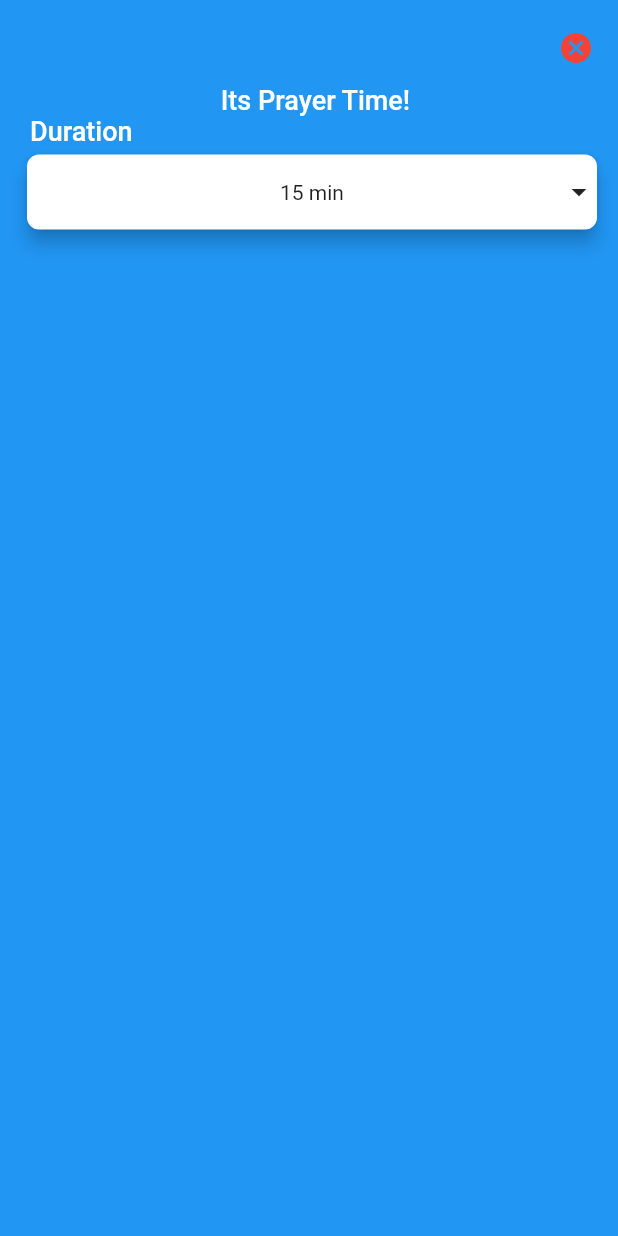
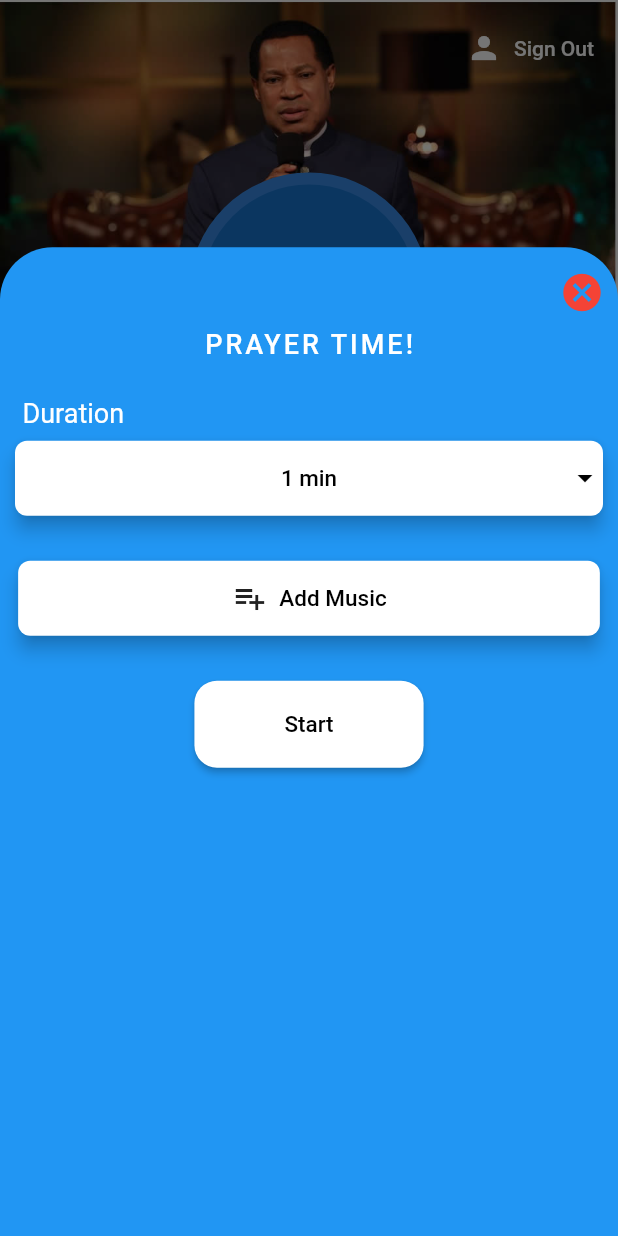
Before and after one commit to CharlesTheProgrammerBrown/Spiritometer, a Flutter app: the screen it shows once a user with an empty profile is signed in, after a tap on "PRAY NOW", on a phone screen of 412 x 824 dp. Run offline on Flutter 3.47's test engine with Material 2 defaults, Android fonts, the phone set to English and light mode, and no system bars; our stand-ins replace audioplayers, file_picker, firebase_auth, flutter_spinkit; missing offline and left inert: direct_select; accounts and stored records are empty.

Commit message:
PrayNow feature

```diff
--- a/lib/RouteGenerator.dart
+++ b/lib/RouteGenerator.dart
@@ -2,6 +2,7 @@ import 'package:flutter/material.dart';
 import 'package:spiritometer/Screens/Pages/PrayNow.dart';
 import 'package:spiritometer/Screens/Pages/ROR.dart';
 import 'package:spiritometer/Screens/wrapper.dart';
+import 'package:spiritometer/UI/CountDownTimer.dart';
 import './Screens/Home/Home.dart';
 //import './Screens/LoginScreen.dart';
 //import './Screens/Authenticate/LoginScreen.dart';
@@ -20,6 +21,9 @@ class RouteGenerator {
       case '/prayNow':
         return MaterialPageRoute(builder: (_) => PrayNow());
 
+       /* case '/countDownTimer':
+        return MaterialPageRoute(builder: (_) => CountDownTimer());
+*/
       case '/RoR':
       return MaterialPageRoute(builder: (_)=> RoR());
 
--- a/lib/Screens/Home/Home.dart
+++ b/lib/Screens/Home/Home.dart
@@ -2,7 +2,6 @@ import 'package:flutter/material.dart';
 import 'package:spiritometer/Screens/Home/menu.dart';
 import 'package:spiritometer/Services/auth.dart';
 import 'package:spiritometer/UI/MenuUI.dart';
-
 
 class Home extends StatelessWidget {
   // MainPage();
@@ -10,9 +9,10 @@ final AuthService _auth = AuthService();
 
   @override
   Widget build(BuildContext context) {
-    return Scaffold(
-      body:
-     SafeArea(
+    return Theme(
+      data: Theme.of(context).copyWith(canvasColor: Colors.transparent),
+      child: Scaffold(
+        body: SafeArea(
           child: Stack(
             alignment: Alignment.center,
             overflow: Overflow.visible,
@@ -25,10 +25,15 @@ final AuthService _auth = AuthService();
                       Padding(
                         padding: const EdgeInsets.only(top: 8.0),
                         child: FlatButton.icon(
-                      label: Text('Sign Out', style: TextStyle(color:Colors.white),),
-                        icon: Icon(Icons.person, color: Colors.white,),
-                        onPressed: () async
-    {
+                            label: Text(
+                              'Sign Out',
+                              style: TextStyle(color: Colors.white),
+                            ),
+                            icon: Icon(
+                              Icons.person,
+                              color: Colors.white,
+                            ),
+                            onPressed: () async {
                               await _auth.signOut();
                             }),
                       )
@@ -40,21 +45,19 @@ final AuthService _auth = AuthService();
                   ),
                   SliverList(
                       delegate: SliverChildListDelegate([
-                    SizedBox(height:40.0),
+                    SizedBox(height: 40.0),
                     ListTile(
                       title: Center(
-
-                      child:
-                          Text('CHARLES BROWN', style: TextStyle(fontSize: 20, backgroundColor: Colors.blueGrey[100])),
-
+                        child: Text('CHARLES BROWN',
+                            style: TextStyle(
+                                fontSize: 20,
+                                backgroundColor: Colors.blueGrey[100])),
                       ),
                     ),
-
                     Padding(
                       padding: const EdgeInsets.all(5.0),
                       child: MenuLayout(),
                     ),
-
                   ]))
                 ],
               ),
@@ -66,12 +69,15 @@ final AuthService _auth = AuthService();
                       Color(0xFF398AE5), //Colors.deepPurpleAccent[400],
                   child: CircleAvatar(
                     radius: 72,
-                backgroundImage: AssetImage('assets/images/CHARLES_BROWN.jpg'),
+                    backgroundImage:
+                        AssetImage('assets/images/CHARLES_BROWN.jpg'),
                   ),
                 ),
               ),
             ],
           ),
-    ),);
+        ),
+      ),
+    );
   }
 }
--- a/lib/Screens/Pages/PrayNow.dart
+++ b/lib/Screens/Pages/PrayNow.dart
@@ -1,26 +1,51 @@
 import 'package:flutter/material.dart';
 import 'package:direct_select/direct_select.dart';
+import 'package:spiritometer/audio_file_picker.dart';
+
+class TimeModel{
+  String title;
+  int time;
+
+  TimeModel({this.title, this.time});
+}
 
 class PrayNow extends StatefulWidget {
-  final time = [
-    "15 min",
-    "30 mins",
-    "45 mins",
-    "60 mins",
-  ];
-
   @override
   _PrayNowState createState() => _PrayNowState();
 }
 
 class _PrayNowState extends State<PrayNow> {
+  var chosenTime;
+   final times = [
+      TimeModel(
+        title: '1 min',
+        time: 60,),
+     TimeModel(
+        title: '5 mins',
+        time: 300,),
+     TimeModel(
+        title: '10 mins',
+        time: 600,),
+    TimeModel(
+        title: '15 mins',
+        time: 900,),
+    TimeModel(
+         title: '30 mins',
+        time: 1800,),
+    TimeModel(
+         title: '45 mins',
+        time: 2700,),
+    TimeModel(
+        title: '60 mins',
+        time: 3600,),
+  ];
 
   int selectedIndex1 = 0;
 
   List<Widget> _buildItems1() {
-    return widget.time
+    return times
         .map((val) => MySelectionItem(
-              title: val,
+              title: val.title,
             ))
         .toList();
   }
@@ -28,50 +53,65 @@ List<Widget> _buildItems1() {
   @override
   Widget build(BuildContext context) {
     return Container(
-      color: Colors.blue,
+      color: Colors.transparent,
+      child: Container(
+        decoration: BoxDecoration(
+          color: Colors.blue[500],
+          borderRadius: BorderRadius.only(
+            topLeft: Radius.circular(35.0),
+            topRight: Radius.circular(35.0),
+          ),
+        ),
+        height: MediaQuery.of(context).size.height * 0.8,
+
         //height: MediaQuery.of(context).size.height,
         child: Padding(
-            padding: const EdgeInsets.only(top:8.0,left:8.0,right:4.0 ),
+            padding: const EdgeInsets.only(top: 5.0),
             child: Column(
               children: <Widget>[
                 Row(children: [
                   Spacer(),
-                  IconButton(
-                      icon: Icon(Icons.cancel, color: Colors.red),
-                      onPressed: ()=>Navigator.of(context).pop()
+                  Padding(
+                    padding: const EdgeInsets.only(top: 1.0, right: 0),
+                    child: IconButton(
+                        icon: Icon(Icons.cancel, color: Colors.red, size: 30.0),
+                        onPressed: () => Navigator.of(context).pop()),
                   )
                 ]),
-
                 Center(
-                child:Column(
-mainAxisAlignment:MainAxisAlignment.start,
+                  child: Column(
+                    mainAxisAlignment: MainAxisAlignment.start,
                     crossAxisAlignment: CrossAxisAlignment.stretch,
-children:[
+                    children: [
                       Center(
                         //padding: const EdgeInsets.only(left: 12.0, bottom: 5.0),
                         child: Text(
-                    " Its Prayer Time!",
+                          "PRAYER TIME!",
                           style: TextStyle(
-                        color: Colors.white, fontWeight: FontWeight.w500,fontSize:18.0 ),
+                              letterSpacing: 2.0,
+                              color: Colors.white,
+                              fontWeight: FontWeight.w500,
+                              fontSize: 18.0),
                         ),
                       ),
-
+                      SizedBox(height: 25.0),
                       Padding(
-                  padding: const EdgeInsets.only(left: 12.0, bottom: 5.0),
+                        padding: const EdgeInsets.only(left: 15.0, bottom: 8.0),
                         child: Text(
                           "Duration",
                           style: TextStyle(
-                        color: Colors.white, fontWeight: FontWeight.w500,fontSize:18.0 ),
+                              color: Colors.white,
+                              //fontWeight: FontWeight.w500,
+                              fontSize: 18.0),
                         ),
                       ),
-
                       DirectSelect(
                         itemExtent: 50.0,
                         selectedIndex: selectedIndex1,
-                    backgroundColor: Colors.blue[900],
+                        backgroundColor: Colors.blueAccent,
                         child: MySelectionItem(
                           isForList: false,
-                      title: widget.time[selectedIndex1],
+                          title: times[selectedIndex1].title,
                         ),
                         onSelectedItemChanged: (index) {
                           setState(() {
@@ -80,13 +120,15 @@ Padding(
                         },
                         items: _buildItems1(),
                       ),
+                      SizedBox(height: 20),
+                      AudioFilePicker(times[selectedIndex1].time),
                     ],
-
                   ),
                 ),
               ],
-              )
-            ),);
+            )),
+      ),
+    );
   }
 }
 
@@ -103,20 +145,20 @@ class MySelectionItem extends StatelessWidget {
       height: 50.0,
       child: isForList
           ? Padding(
-              child: _buildItem(context),
+              child: _buildItem(context, isForList),
               padding: EdgeInsets.all(10.0),
             )
           : Card(
-            shape:   RoundedRectangleBorder(
+              shape: RoundedRectangleBorder(
                   borderRadius: BorderRadius.circular(8.0)),
               elevation: 5.0,
               margin: EdgeInsets.symmetric(horizontal: 10.0),
               child: Stack(
                 children: <Widget>[
-                  _buildItem(context),
+                  _buildItem(context, isForList),
                   Align(
                     alignment: Alignment.centerRight,
-                    child: Icon(Icons.arrow_drop_down),
+                    child: Icon(Icons.arrow_drop_down, color: Colors.black),
                   )
                 ],
               ),
@@ -124,12 +166,27 @@ class MySelectionItem extends StatelessWidget {
     );
   }
 
-  _buildItem(BuildContext context) {
+  _buildItem(BuildContext context, bool isForList) {
     return Container(
       width: MediaQuery.of(context).size.width,
       alignment: Alignment.center,
-      child: Text(title),
+      child: Text(
+        title,
+        style: (isForList)
+            ? TextStyle(
+                color: Colors.white,
+              )
+            : TextStyle(
+                color: Colors.black, fontSize: 15, fontWeight: FontWeight.w500),
+      ),
     );
   }
 
+/*_buildItem2(BuildContext context) {
+    return Container(
+      width: MediaQuery.of(context).size.width,
+      alignment: Alignment.center,
+      child: Text(title, style: TextStyle(color: Colors.black)),
+    );
+  }*/
 }
--- a/lib/UI/MenuUI.dart
+++ b/lib/UI/MenuUI.dart
@@ -3,32 +3,38 @@ import 'package:spiritometer/Screens/Authenticate/RegisterScreen.dart';
 import 'package:spiritometer/Screens/Pages/PrayNow.dart';
 import 'package:spiritometer/Screens/Pages/ROR.dart';
 
-
-class MenuModel{
+class MenuModel {
   String title;
   Icon icon;
   String route;
   dynamic funcName;
 
   MenuModel({this.title, this.icon, this.funcName});
-
-
 }
 
-
-
 class MenuLayout extends StatelessWidget {
-  final  items = [MenuModel(icon: Icon(Icons.watch_later,color: Colors.white), title: 'PRAY NOW', funcName: PrayNow()),
-  MenuModel(icon: Icon(Icons.library_books, color: Colors.white) , title: 'RHAPSODY OF REALITIES', funcName: RoR()),
-  MenuModel(icon: Icon(Icons.book, color: Colors.white), title: 'BIBLE STUDY', funcName: PrayNow()),
-  MenuModel(icon: Icon(Icons.calendar_today, color: Colors.white), title: 'SCHEDULE', funcName: PrayNow())
+  final items = [
+    MenuModel(
+        icon: Icon(Icons.watch_later, color: Colors.white),
+        title: 'PRAY NOW',
+        funcName: PrayNow()),
+    MenuModel(
+        icon: Icon(Icons.library_books, color: Colors.white),
+        title: 'RHAPSODY OF REALITIES',
+        funcName: RoR()),
+    MenuModel(
+        icon: Icon(Icons.book, color: Colors.white),
+        title: 'BIBLE STUDY',
+        funcName: PrayNow()),
+    MenuModel(
+        icon: Icon(Icons.calendar_today, color: Colors.white),
+        title: 'SCHEDULE',
+        funcName: PrayNow())
   ];
 
-
-
-MenuLayout(){
-  //print('working');
-}
+  MenuLayout() {
+    //print('working');
+  }
 
   @override
   Widget build(BuildContext context) {
@@ -39,24 +45,29 @@ MenuLayout(){
         return Card(
           elevation: 5.0,
           color: Color(0xFF398AE5), //Colors.deepPurpleAccent[400],
-          margin:EdgeInsets.all(6.0),
+          margin: EdgeInsets.all(6.0),
           child: ListTile(
-            onTap:(){
-               prayNowBottomSheetModal(context, items[index].funcName);
-
-               },
-            contentPadding:EdgeInsets.only(left:70,right: 30),
+            onTap: () {
+              prayNowBottomSheetModal(context, items[index].funcName);
+            },
+            contentPadding: EdgeInsets.only(left: 70, right: 30),
             leading: items[index].icon,
-            title: Text(items[index].title,style: TextStyle( fontSize: 20, color: Colors.white),),
-
+            title: Text(
+              items[index].title,
+              style: TextStyle(fontSize: 20, color: Colors.white),
+            ),
           ),
         );
       },
     );
   }
 
-   void prayNowBottomSheetModal(context, funcName){
-    showModalBottomSheet(context: context, builder:(_)=>funcName, isScrollControlled:true);
-     //Navigator.of(context).pushNamed(items[index].route);
+  void prayNowBottomSheetModal(context, funcName) {
+    showModalBottomSheet(
+        context: context,
+        builder: (_) => funcName,
+        isScrollControlled: true,
+        enableDrag: false);
+    //Navigator.of(context).pushNamed(items[index].route);
   }
 }
--- /dev/null
+++ b/lib/audio_file_picker.dart
@@ -0,0 +1,75 @@
+import 'package:file_picker/file_picker.dart';
+//import 'package:audioplayers/audioplayers.dart';
+import 'package:flutter/cupertino.dart';
+import 'package:flutter/material.dart';
+import 'package:spiritometer/UI/CountDownTimer.dart';
+
+class AudioFilePicker extends StatefulWidget {
+final time;
+AudioFilePicker(this.time);
+
+  @override
+  _AudioFilePickerState createState() => _AudioFilePickerState();
+}
+
+class _AudioFilePickerState extends State<AudioFilePicker> {
+  var path;
+
+
+  @override
+  Widget build(BuildContext context) {
+    return Column(
+      mainAxisAlignment: MainAxisAlignment.start,
+      //crossAxisAlignment: CrossAxisAlignment.stretch,
+      children: <Widget>[
+        Padding(
+          padding: EdgeInsets.all(10.0),
+          child: RaisedButton.icon(
+            onPressed: () async {
+
+               path = await FilePicker.getFilePath(type: FileType.audio);
+
+              //playAudioFromLocalStorage(path);
+            },
+            shape: RoundedRectangleBorder(
+                borderRadius: BorderRadius.circular(8.0)),
+            color: Colors.white,
+            padding: EdgeInsets.symmetric(
+                vertical: 13.0,
+                horizontal: MediaQuery.of(context).size.width * 0.345),
+            elevation: 5.0,
+            //textColor: Colors.black,
+            label: Text('Add Music',
+                style: TextStyle(
+                    color: Colors.black,
+                    fontSize: 15,
+                    fontWeight: FontWeight.w500)),
+            icon: Icon(Icons.playlist_add),
+          ),
+        ),
+        SizedBox(height: 20),
+
+        //START BUTTON
+        RaisedButton(
+          color: Colors.white,
+          padding: EdgeInsets.symmetric(vertical: 20.0, horizontal: 60),
+          shape:
+              RoundedRectangleBorder(borderRadius: BorderRadius.circular(15)),
+          onPressed: () {
+            setState(() {
+              //_isPlaying = true;
+
+             Navigator.push(context, MaterialPageRoute(builder: (_)=>CountDownTimer(widget.time,path) ));
+            });
+
+          },
+          child: Text('Start',
+              style: TextStyle(
+                  color: Colors.black,
+                  fontSize: 15,
+                  fontWeight: FontWeight.w500)),
+        )
+      ],
+    );
+  }
+}
```
Also changed, not shown: lib/UI/CountDownTimer.dart (added, +263 -0 lines), lib/main.dart (+6 -6 lines). Lines whose indentation alone changed are shown as unchanged.
